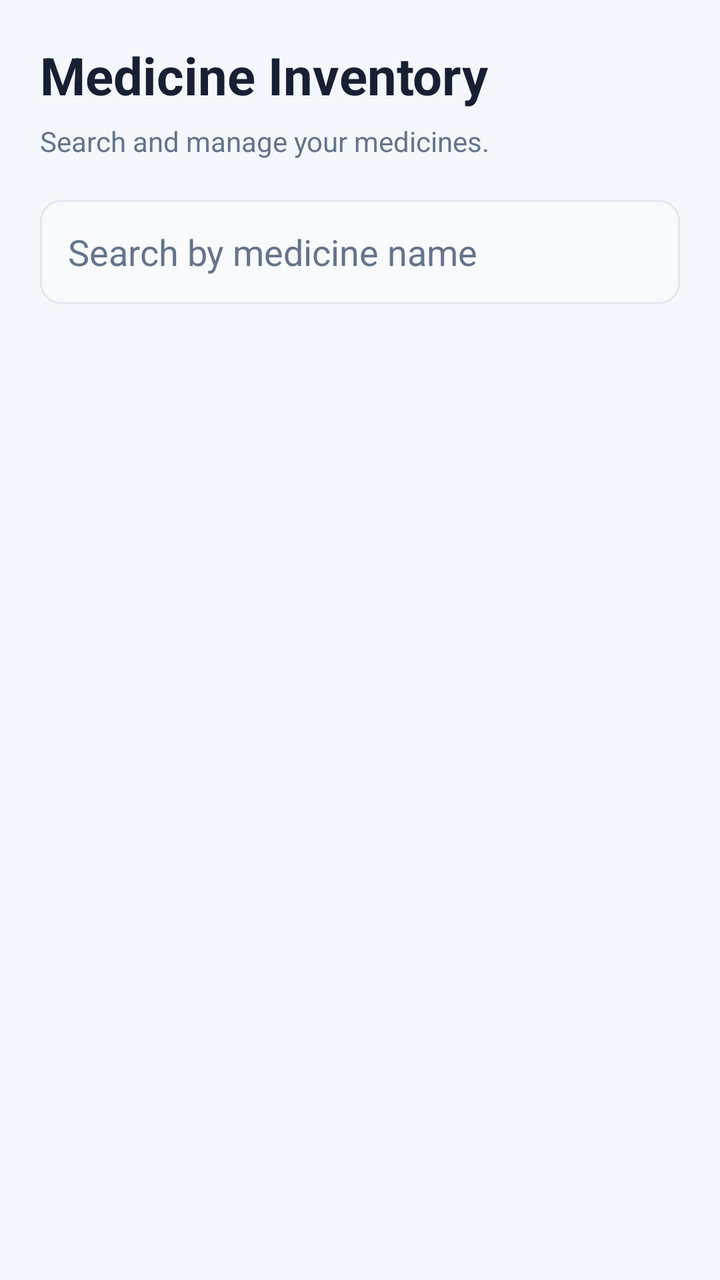
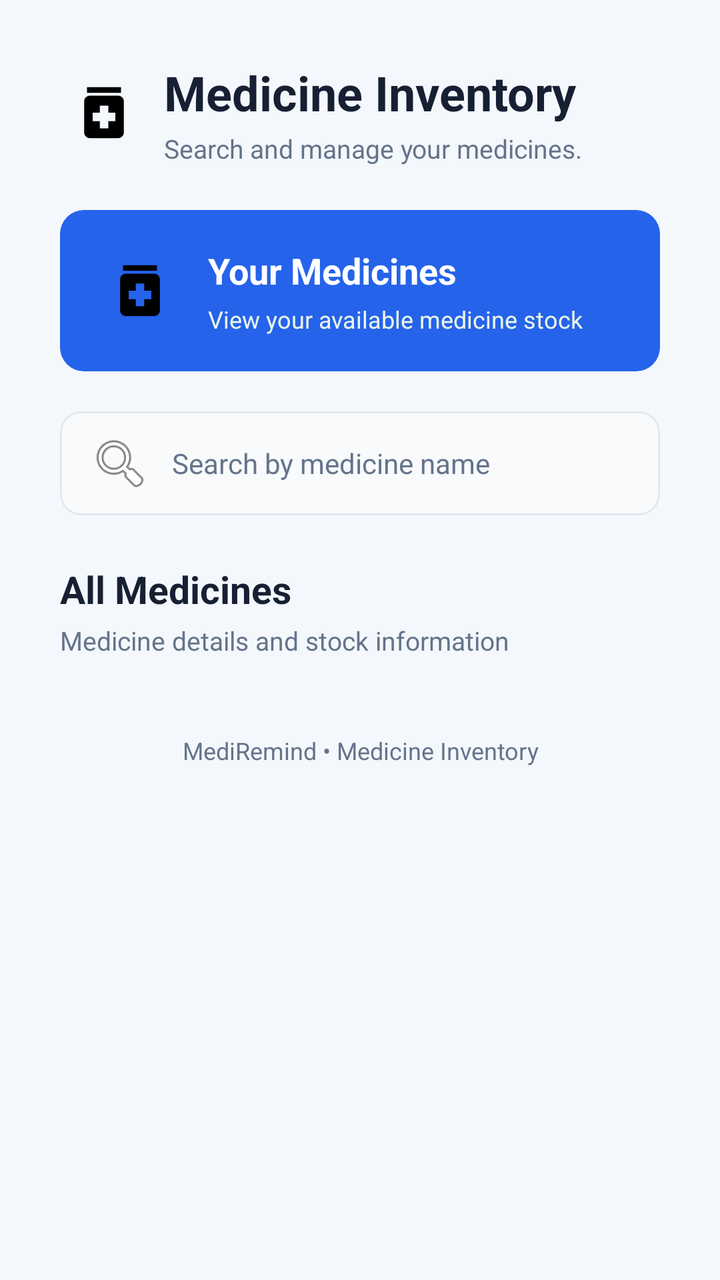

The first picture is an Android layout as it rendered before a commit; the second is the same layout after the commit. The layout source and the unified diff follow.
<!-- AndroidManifest.xml: application theme Theme.MediRemind -->
<!-- res/layout/activity_medicine_list.xml -->
<?xml version="1.0" encoding="utf-8"?>
<LinearLayout
    xmlns:android="http://schemas.android.com/apk/res/android"
    android:layout_width="match_parent"
    android:layout_height="match_parent"
    android:background="@drawable/bg_screen"
    android:orientation="vertical"
    android:padding="20dp">

    <TextView
        android:layout_width="match_parent"
        android:layout_height="wrap_content"
        android:text="Medicine Inventory"
        android:textColor="@color/text_primary"
        android:textSize="26sp"
        android:textStyle="bold"/>

    <TextView
        android:layout_width="match_parent"
        android:layout_height="wrap_content"
        android:layout_marginTop="6dp"
        android:text="Search and manage your medicines."
        android:textColor="@color/text_secondary"
        android:textSize="14sp"/>

    <EditText
        android:id="@+id/etSearch"
        android:layout_width="match_parent"
        android:layout_height="52dp"
        android:layout_marginTop="20dp"
        android:background="@drawable/bg_input"
        android:hint="Search by medicine name"
        android:inputType="text"
        android:paddingHorizontal="14dp"
        android:textColor="@color/text_primary"
        android:textColorHint="@color/text_secondary"/>

    <ScrollView
        android:layout_width="match_parent"
        android:layout_height="0dp"
        android:layout_marginTop="16dp"
        android:layout_weight="1"
        android:fillViewport="true">

        <LinearLayout
            android:id="@+id/listContainer"
            android:layout_width="match_parent"
            android:layout_height="wrap_content"
            android:orientation="vertical"
            android:paddingBottom="12dp"/>

    </ScrollView>
</LinearLayout>
<!-- resources referenced by this layout -->
<resources>
  <color name="text_primary">#172033</color>
  <color name="text_secondary">#64748B</color>
  <!-- drawable bg_input (drawable) -->
  <?xml version="1.0" encoding="utf-8"?>
  <shape xmlns:android="http://schemas.android.com/apk/res/android">
      <solid android:color="@color/input_background"/>
      <corners android:radius="10dp"/>
      <stroke
          android:width="1dp"
          android:color="@color/border_color"/>
  </shape>
  <!-- drawable bg_screen (drawable) -->
  <?xml version="1.0" encoding="utf-8"?>
  <shape xmlns:android="http://schemas.android.com/apk/res/android">
      <solid android:color="@color/screen_background"/>
  </shape>
  <style name="Theme.MediRemind" parent="Base.Theme.MediRemind" />
  <color name="input_background">#F8FAFC</color>
  <color name="border_color">#E2E8F0</color>
  <color name="screen_background">#F4F7FB</color>
  <style name="Base.Theme.MediRemind" parent="Theme.Material3.DayNight.NoActionBar">
          
          
      </style>
</resources>

<!-- the commit's change to res/layout/activity_medicine_list.xml (unified diff, before → after) -->
@@ -1,53 +1,150 @@
 <?xml version="1.0" encoding="utf-8"?>
-<LinearLayout
+<ScrollView
     xmlns:android="http://schemas.android.com/apk/res/android"
     android:layout_width="match_parent"
     android:layout_height="match_parent"
     android:background="@drawable/bg_screen"
-    android:orientation="vertical"
-    android:padding="20dp">
+    android:fillViewport="true">
 
-    <TextView
+    <LinearLayout
         android:layout_width="match_parent"
         android:layout_height="wrap_content"
-        android:text="Medicine Inventory"
-        android:textColor="@color/text_primary"
-        android:textSize="26sp"
-        android:textStyle="bold"/>
+        android:orientation="vertical"
+        android:padding="30dp">
 
-    <TextView
-        android:layout_width="match_parent"
-        android:layout_height="wrap_content"
-        android:layout_marginTop="6dp"
-        android:text="Search and manage your medicines."
-        android:textColor="@color/text_secondary"
-        android:textSize="14sp"/>
+        
+        <LinearLayout
+            android:layout_width="match_parent"
+            android:layout_height="wrap_content"
+            android:gravity="center_vertical"
+            android:orientation="horizontal">
 
-    <EditText
-        android:id="@+id/etSearch"
-        android:layout_width="match_parent"
-        android:layout_height="52dp"
-        android:layout_marginTop="20dp"
-        android:background="@drawable/bg_input"
-        android:hint="Search by medicine name"
-        android:inputType="text"
-        android:paddingHorizontal="14dp"
-        android:textColor="@color/text_primary"
-        android:textColorHint="@color/text_secondary"/>
+            <ImageView
+                android:layout_width="44dp"
+                android:layout_height="44dp"
+                android:padding="5dp"
+                android:src="@drawable/ic_medicine"
+                android:contentDescription="Medicine icon"/>
 
-    <ScrollView
-        android:layout_width="match_parent"
-        android:layout_height="0dp"
-        android:layout_marginTop="16dp"
-        android:layout_weight="1"
-        android:fillViewport="true">
+            <LinearLayout
+                android:layout_width="0dp"
+                android:layout_height="wrap_content"
+                android:layout_weight="1"
+                android:orientation="vertical"
+                android:layout_marginStart="8dp">
 
+                <TextView
+                    android:layout_width="match_parent"
+                    android:layout_height="wrap_content"
+                    android:text="Medicine Inventory"
+                    android:textColor="@color/text_primary"
+                    android:textSize="24sp"
+                    android:textStyle="bold"/>
+
+                <TextView
+                    android:layout_width="match_parent"
+                    android:layout_height="wrap_content"
+                    android:layout_marginTop="3dp"
+                    android:text="Search and manage your medicines."
+                    android:textColor="@color/text_secondary"
+                    android:textSize="13sp"/>
+            </LinearLayout>
+        </LinearLayout>
+
+        
+        <LinearLayout
+            android:layout_width="match_parent"
+            android:layout_height="wrap_content"
+            android:layout_marginTop="22dp"
+            android:background="@drawable/bg_button"
+            android:gravity="center_vertical"
+            android:orientation="horizontal"
+            android:padding="18dp">
+
+            <ImageView
+                android:layout_width="44dp"
+                android:layout_height="44dp"
+                android:padding="5dp"
+                android:src="@drawable/ic_inventory"
+                android:contentDescription="Inventory icon"/>
+
+            <LinearLayout
+                android:layout_width="0dp"
+                android:layout_height="wrap_content"
+                android:layout_marginStart="12dp"
+                android:layout_weight="1"
+                android:orientation="vertical">
+
+                <TextView
+                    android:layout_width="match_parent"
+                    android:layout_height="wrap_content"
+                    android:text="Your Medicines"
+                    android:textColor="#FFFFFF"
+                    android:textSize="18sp"
+                    android:textStyle="bold"/>
+
+                <TextView
+                    android:layout_width="match_parent"
+                    android:layout_height="wrap_content"
+                    android:layout_marginTop="4dp"
+                    android:text="View your available medicine stock"
+                    android:textColor="#E8F5E9"
+                    android:textSize="12sp"/>
+            </LinearLayout>
+        </LinearLayout>
+
+        
+        <EditText
+            android:id="@+id/etSearch"
+            android:layout_width="match_parent"
+            android:layout_height="52dp"
+            android:layout_marginTop="20dp"
+            android:background="@drawable/bg_input"
+            android:drawableStart="@android:drawable/ic_menu_search"
+            android:drawablePadding="10dp"
+            android:hint="Search by medicine name"
+            android:inputType="text"
+            android:paddingHorizontal="14dp"
+            android:textColor="@color/text_primary"
+            android:textColorHint="@color/text_secondary"
+            android:textSize="14sp"/>
+
+        
+        <TextView
+            android:layout_width="match_parent"
+            android:layout_height="wrap_content"
+            android:layout_marginTop="24dp"
+            android:text="All Medicines"
+            android:textColor="@color/text_primary"
+            android:textSize="19sp"
+            android:textStyle="bold"/>
+
+        <TextView
+            android:layout_width="match_parent"
+            android:layout_height="wrap_content"
+            android:layout_marginTop="4dp"
+            android:text="Medicine details and stock information"
+            android:textColor="@color/text_secondary"
+            android:textSize="13sp"/>
+
+        
         <LinearLayout
             android:id="@+id/listContainer"
             android:layout_width="match_parent"
             android:layout_height="wrap_content"
+            android:layout_marginTop="14dp"
             android:orientation="vertical"
             android:paddingBottom="12dp"/>
 
-    </ScrollView>
-</LinearLayout>
+        
+        <TextView
+            android:layout_width="match_parent"
+            android:layout_height="wrap_content"
+            android:layout_marginTop="12dp"
+            android:gravity="center"
+            android:text="MediRemind • Medicine Inventory"
+            android:textColor="@color/text_secondary"
+            android:textSize="12sp"/>
+
+    </LinearLayout>
+</ScrollView>
<!-- resource entries referenced after the edit -->
@@ -2,6 +2,12 @@
 <resources>
   <color name="text_primary">#172033</color>
   <color name="text_secondary">#64748B</color>
+  <!-- drawable bg_button (drawable) -->
+  <?xml version="1.0" encoding="utf-8"?>
+  <shape xmlns:android="http://schemas.android.com/apk/res/android">
+      <solid android:color="@color/primary"/>
+      <corners android:radius="12dp"/>
+  </shape>
   <!-- drawable bg_input (drawable) -->
   <?xml version="1.0" encoding="utf-8"?>
   <shape xmlns:android="http://schemas.android.com/apk/res/android">
@@ -16,7 +22,24 @@
   <shape xmlns:android="http://schemas.android.com/apk/res/android">
       <solid android:color="@color/screen_background"/>
   </shape>
+  <!-- drawable ic_inventory (drawable) -->
+  <vector xmlns:android="http://schemas.android.com/apk/res/android" android:height="24dp" android:tint="#000000" android:viewportHeight="24" android:viewportWidth="24" android:width="24dp">
+        
+      <path android:fillColor="@android:color/white" android:pathData="M6,3h12v2h-12z"/>
+        
+      <path android:fillColor="@android:color/white" android:pathData="M17,6H7C5.9,6 5,6.9 5,8v11c0,1.1 0.9,2 2,2h10c1.1,0 2,-0.9 2,-2V8C19,6.9 18.1,6 17,6zM16,15h-2.5v2.5h-3V15H8v-3h2.5V9.5h3V12H16V15z"/>
+      
+  </vector>
+  <!-- drawable ic_medicine (drawable) -->
+  <vector xmlns:android="http://schemas.android.com/apk/res/android" android:height="24dp" android:tint="#000000" android:viewportHeight="24" android:viewportWidth="24" android:width="24dp">
+        
+      <path android:fillColor="@android:color/white" android:pathData="M6,3h12v2h-12z"/>
+        
+      <path android:fillColor="@android:color/white" android:pathData="M17,6H7C5.9,6 5,6.9 5,8v11c0,1.1 0.9,2 2,2h10c1.1,0 2,-0.9 2,-2V8C19,6.9 18.1,6 17,6zM16,15h-2.5v2.5h-3V15H8v-3h2.5V9.5h3V12H16V15z"/>
+      
+  </vector>
   <style name="Theme.MediRemind" parent="Base.Theme.MediRemind" />
+  <color name="primary">#2563EB</color>
   <color name="input_background">#F8FAFC</color>
   <color name="border_color">#E2E8F0</color>
   <color name="screen_background">#F4F7FB</color>
